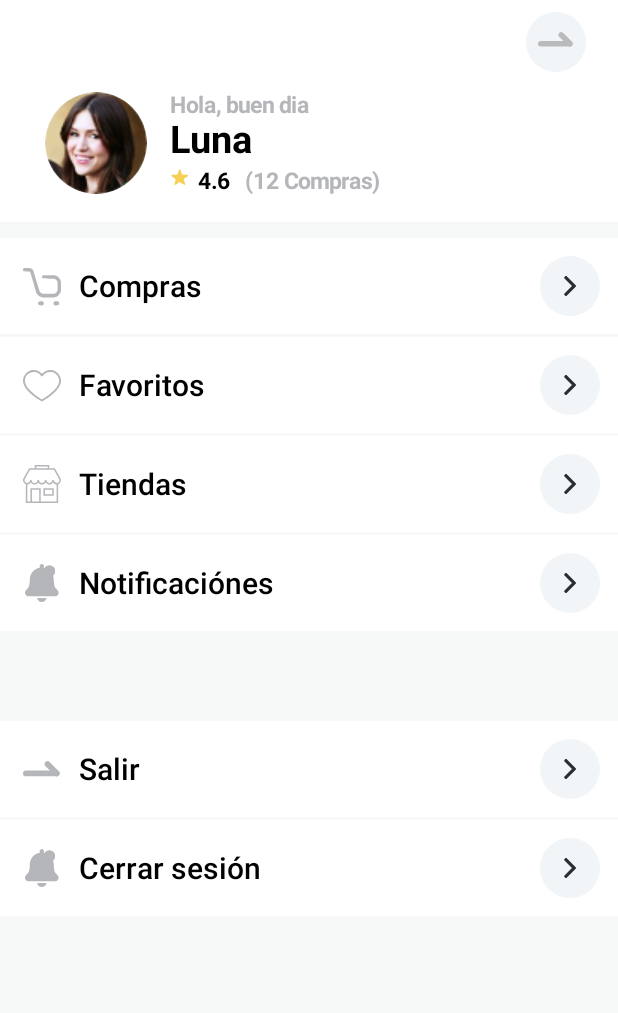
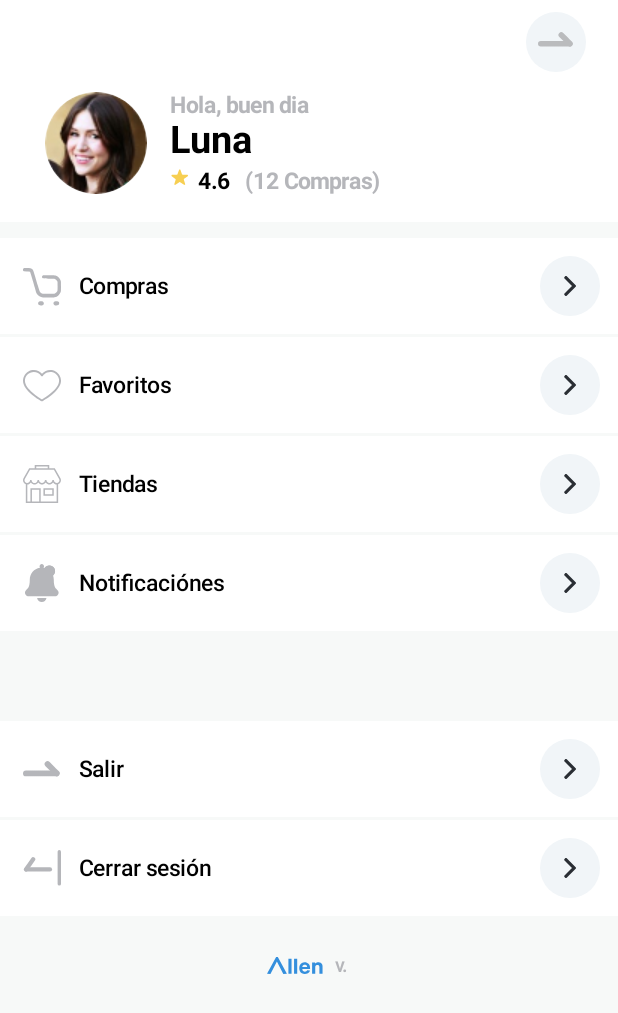
Before and after one commit to baudelioandalon/AllenECommerce, an Android app built with Jetpack Compose: the @Preview function TestDrawer, on a phone screen of 412 x 824 dp. Shown: the top 1013 px of the screen. Run offline under Robolectric (Android 15) with nearby library versions, the phone set to English and light mode, and no system bars; Roboto replaces fonts that are not available here.

Commit message:
[FEATURE][BAU] Compose
* Home Client View

```diff
--- a/app/src/main/java/com/boreal/allen/components/Texts.kt
+++ b/app/src/main/java/com/boreal/allen/components/Texts.kt
@@ -58,12 +58,13 @@ fun MediumText(
     labelId: Int? = null,
     modifier: Modifier = Modifier,
     color: Color = Color.Black,
-    align: TextAlign? = null
+    align: TextAlign? = null,
+    size: TextUnit = 20.sp
 ) {
     Text(
         modifier = modifier,
         text = text ?: stringResource(id = labelId ?: R.string.empty_string),
-        fontSize = 20.sp,
+        fontSize = size,
         letterSpacing = 0.sp,
         color = color,
         fontWeight = SemiBold,
--- a/app/src/main/java/com/boreal/allen/ui/homeclient/AEHomeClientCompose.kt
+++ b/app/src/main/java/com/boreal/allen/ui/homeclient/AEHomeClientCompose.kt
@@ -104,7 +104,7 @@ fun AEHomeClientComposable() {
                         ),
                         MenuItem(
                             "Cerrar sesión",
-                            icon = R.drawable.ic_bell_icon,
+                            icon = R.drawable.ic_close_session_icon,
                             contentDescription = "Close session",
                             option = DrawerOptions.CloseSession
                         )
--- a/app/src/main/java/com/boreal/allen/ui/welcome/Drawer.kt
+++ b/app/src/main/java/com/boreal/allen/ui/welcome/Drawer.kt
@@ -11,6 +11,7 @@ import androidx.compose.foundation.shape.CircleShape
 import androidx.compose.material.*
 import androidx.compose.runtime.Composable
 import androidx.compose.ui.Alignment
+import androidx.compose.ui.Alignment.Companion.CenterVertically
 import androidx.compose.ui.Modifier
 import androidx.compose.ui.draw.rotate
 import androidx.compose.ui.graphics.Color.Companion.White
@@ -19,8 +20,11 @@ import androidx.compose.ui.text.TextStyle
 import androidx.compose.ui.tooling.preview.Preview
 import androidx.compose.ui.unit.dp
 import androidx.compose.ui.unit.sp
+import com.boreal.allen.BuildConfig
 import com.boreal.allen.R
 import com.boreal.allen.components.BoldText
+import com.boreal.allen.components.LogoBlue
+import com.boreal.allen.components.MediumText
 import com.boreal.allen.theme.*
 
 data class MenuItem(
@@ -31,13 +35,13 @@ data class MenuItem(
     val close: Int = -1
 )
 
-sealed class DrawerOptions(val name: String){
-    object Buys: DrawerOptions("BUYS")
-    object Favorites: DrawerOptions("FAVORITES")
-    object Stores: DrawerOptions("STORES")
-    object Notifications: DrawerOptions("NOTIFICATIONS")
-    object Exit: DrawerOptions("EXIT")
-    object CloseSession: DrawerOptions("CLOSE_SESSION")
+sealed class DrawerOptions(val name: String) {
+    object Buys : DrawerOptions("BUYS")
+    object Favorites : DrawerOptions("FAVORITES")
+    object Stores : DrawerOptions("STORES")
+    object Notifications : DrawerOptions("NOTIFICATIONS")
+    object Exit : DrawerOptions("EXIT")
+    object CloseSession : DrawerOptions("CLOSE_SESSION")
 }
 
 @Preview(showBackground = true)
@@ -83,7 +87,7 @@ fun TestDrawer() {
             ),
             MenuItem(
                 "Cerrar sesión",
-                icon = R.drawable.ic_bell_icon,
+                icon = R.drawable.ic_close_session_icon,
                 contentDescription = "Close session",
                 option = DrawerOptions.CloseSession
             )
@@ -219,7 +223,7 @@ fun DrawerBody(
                     .clickable {
                         onItemClick(item)
                     },
-                verticalAlignment = Alignment.CenterVertically
+                verticalAlignment = CenterVertically
             ) {
                 Icon(
                     modifier = Modifier
@@ -233,7 +237,7 @@ fun DrawerBody(
                 Text(
                     text = item.title,
                     style = TextStyle(
-                        fontSize = 20.sp, letterSpacing = 0.sp,
+                        fontSize = 15.sp, letterSpacing = 0.sp,
                         fontFamily = MaterialTheme.typography.caption.fontFamily,
                         fontWeight = Medium
                     ),
@@ -261,6 +265,29 @@ fun DrawerBody(
                 }
             }
         }
+
+        item {
+            Row(
+                modifier = Modifier
+                    .fillMaxWidth()
+                    .padding(top = 25.dp),
+                verticalAlignment = CenterVertically,
+                horizontalArrangement = Arrangement.Center
+            ) {
+                LogoBlue(
+                    modifier = Modifier
+                        .padding(end = 8.dp)
+                        .align(CenterVertically)
+                        .width(38.dp)
+                        .fillMaxHeight()
+                )
+                MediumText(
+                    text = "v. ${BuildConfig.VERSION_NAME}",
+                    color = GrayLetterDrawer,
+                    size = 13.sp
+                )
+            }
+        }
     }
 
 }
```
